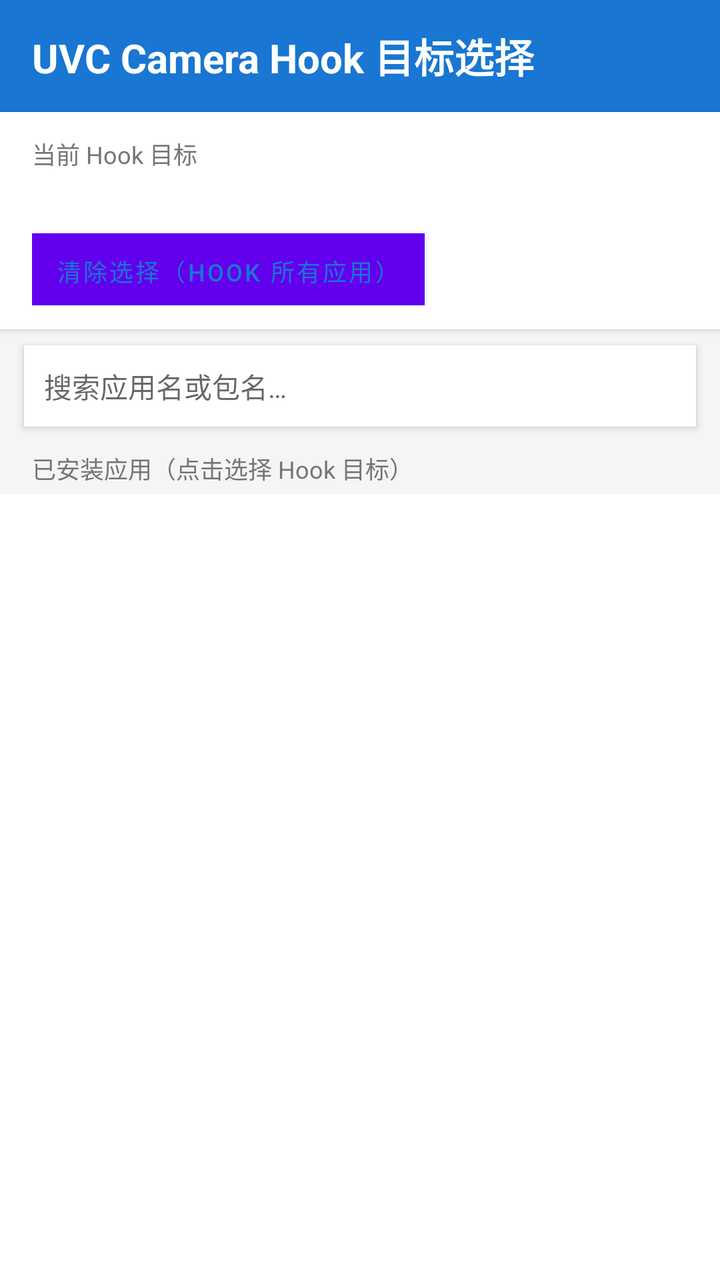
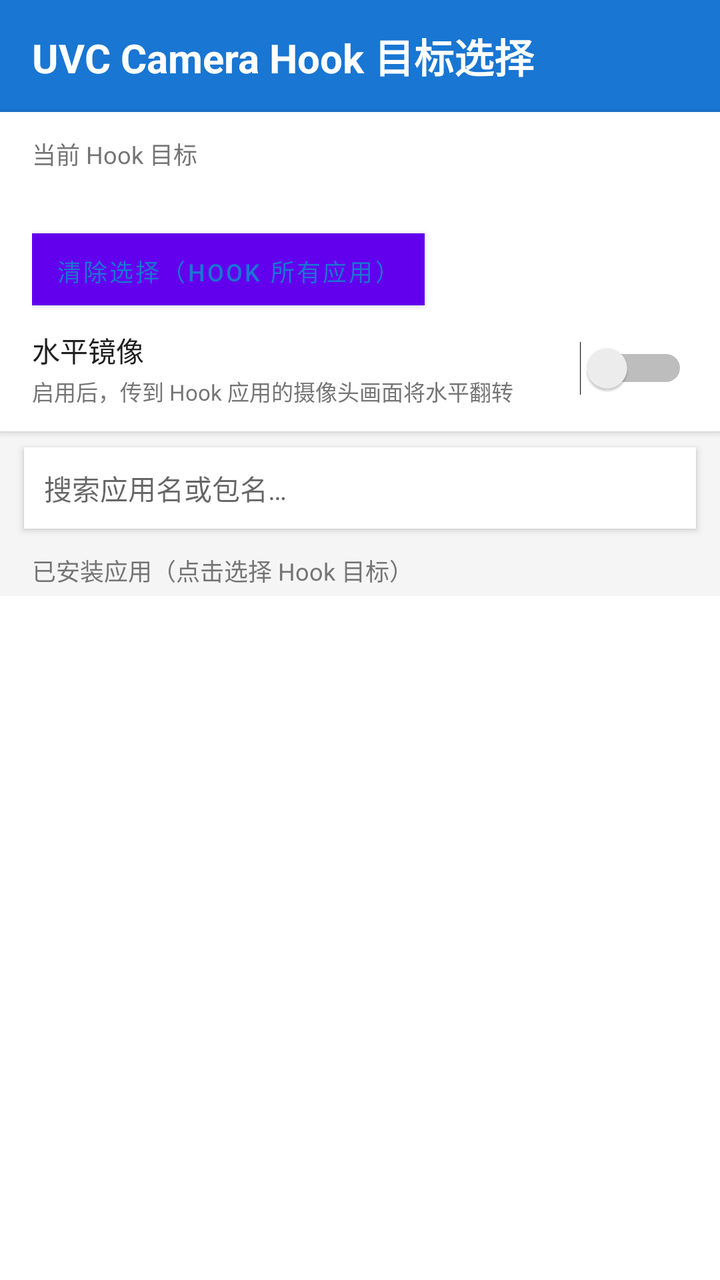

Two renders of the same Android screen: before a commit and after it. Below are the layout's source before the change and the commit's diff.
<!-- AndroidManifest.xml: fallback theme Theme.MaterialComponents.DayNight.NoActionBar -->
<!-- res/layout/activity_main.xml -->
<?xml version="1.0" encoding="utf-8"?>
<FrameLayout xmlns:android="http://schemas.android.com/apk/res/android"
    android:layout_width="match_parent"
    android:layout_height="match_parent">

    <LinearLayout
        android:layout_width="match_parent"
        android:layout_height="match_parent"
        android:orientation="vertical"
        android:background="#F5F5F5">

        
        <LinearLayout
            android:layout_width="match_parent"
            android:layout_height="56dp"
            android:background="#1976D2"
            android:gravity="center_vertical"
            android:paddingLeft="16dp"
            android:paddingRight="16dp">

            <TextView
                android:layout_width="wrap_content"
                android:layout_height="wrap_content"
                android:text="@string/app_title"
                android:textColor="#FFFFFF"
                android:textSize="20sp"
                android:textStyle="bold" />
        </LinearLayout>

        
        <LinearLayout
            android:layout_width="match_parent"
            android:layout_height="wrap_content"
            android:background="#FFFFFF"
            android:orientation="vertical"
            android:paddingLeft="16dp"
            android:paddingRight="16dp"
            android:paddingTop="12dp"
            android:paddingBottom="12dp"
            android:elevation="2dp">

            <TextView
                android:layout_width="wrap_content"
                android:layout_height="wrap_content"
                android:text="@string/current_selection_label"
                android:textColor="#757575"
                android:textSize="12sp" />

            <TextView
                android:id="@+id/tv_current_target"
                android:layout_width="match_parent"
                android:layout_height="wrap_content"
                android:layout_marginTop="4dp"
                android:textColor="#212121"
                android:textSize="14sp" />

            <Button
                android:id="@+id/btn_clear"
                android:layout_width="wrap_content"
                android:layout_height="36dp"
                android:layout_marginTop="8dp"
                android:text="@string/btn_hook_all"
                android:textSize="12sp"
                android:background="#E3F2FD"
                android:textColor="#1976D2"
                android:paddingLeft="12dp"
                android:paddingRight="12dp" />
        </LinearLayout>

        
        <EditText
            android:id="@+id/et_search"
            android:layout_width="match_parent"
            android:layout_height="wrap_content"
            android:layout_marginLeft="12dp"
            android:layout_marginRight="12dp"
            android:layout_marginTop="8dp"
            android:layout_marginBottom="4dp"
            android:background="#FFFFFF"
            android:hint="@string/search_hint"
            android:padding="10dp"
            android:textSize="14sp"
            android:inputType="text"
            android:imeOptions="actionSearch"
            android:elevation="2dp" />

        
        <TextView
            android:layout_width="wrap_content"
            android:layout_height="wrap_content"
            android:layout_marginLeft="16dp"
            android:layout_marginTop="8dp"
            android:layout_marginBottom="4dp"
            android:text="@string/installed_apps_label"
            android:textColor="#757575"
            android:textSize="12sp" />

        
        <ListView
            android:id="@+id/list_view"
            android:layout_width="match_parent"
            android:layout_height="0dp"
            android:layout_weight="1"
            android:background="#FFFFFF"
            android:divider="#E0E0E0"
            android:dividerHeight="1dp" />

    </LinearLayout>

    
    <FrameLayout
        android:id="@+id/loading_overlay"
        android:layout_width="match_parent"
        android:layout_height="match_parent"
        android:background="#88FFFFFF"
        android:visibility="gone">

        <ProgressBar
            android:layout_width="48dp"
            android:layout_height="48dp"
            android:layout_gravity="center" />

        <TextView
            android:layout_width="wrap_content"
            android:layout_height="wrap_content"
            android:layout_gravity="center"
            android:layout_marginTop="72dp"
            android:text="@string/loading_apps"
            android:textColor="#616161"
            android:textSize="14sp" />
    </FrameLayout>

</FrameLayout>
<!-- resources referenced by this layout -->
<resources>
  <string name="app_title">UVC Camera Hook 目标选择</string>
  <string name="btn_hook_all">清除选择（Hook 所有应用）</string>
  <string name="current_selection_label">当前 Hook 目标</string>
  <string name="installed_apps_label">已安装应用（点击选择 Hook 目标）</string>
  <string name="loading_apps">正在加载应用列表…</string>
  <string name="search_hint">搜索应用名或包名…</string>
</resources>

<!-- the commit's change to res/layout/activity_main.xml (unified diff, before → after) -->
@@ -65,6 +65,45 @@
                 android:textColor="#1976D2"
                 android:paddingLeft="12dp"
                 android:paddingRight="12dp" />
+
+            
+            <LinearLayout
+                android:layout_width="match_parent"
+                android:layout_height="wrap_content"
+                android:layout_marginTop="12dp"
+                android:gravity="center_vertical"
+                android:orientation="horizontal">
+
+                <LinearLayout
+                    android:layout_width="0dp"
+                    android:layout_height="wrap_content"
+                    android:layout_weight="1"
+                    android:orientation="vertical">
+
+                    <TextView
+                        android:layout_width="wrap_content"
+                        android:layout_height="wrap_content"
+                        android:text="@string/mirror_horizontal_label"
+                        android:textColor="#212121"
+                        android:textSize="14sp" />
+
+                    <TextView
+                        android:layout_width="wrap_content"
+                        android:layout_height="wrap_content"
+                        android:layout_marginTop="2dp"
+                        android:text="@string/mirror_horizontal_desc"
+                        android:textColor="#757575"
+                        android:textSize="11sp" />
+
+                </LinearLayout>
+
+                <Switch
+                    android:id="@+id/switch_mirror"
+                    android:layout_width="wrap_content"
+                    android:layout_height="wrap_content"
+                    android:layout_marginStart="8dp" />
+
+            </LinearLayout>
         </LinearLayout>
 
         
<!-- resource entries referenced after the edit -->
@@ -5,6 +5,8 @@
   <string name="current_selection_label">当前 Hook 目标</string>
   <string name="installed_apps_label">已安装应用（点击选择 Hook 目标）</string>
   <string name="loading_apps">正在加载应用列表…</string>
+  <string name="mirror_horizontal_desc">启用后，传到 Hook 应用的摄像头画面将水平翻转</string>
+  <string name="mirror_horizontal_label">水平镜像</string>
   <string name="search_hint">搜索应用名或包名…</string>
 </resources>
 
